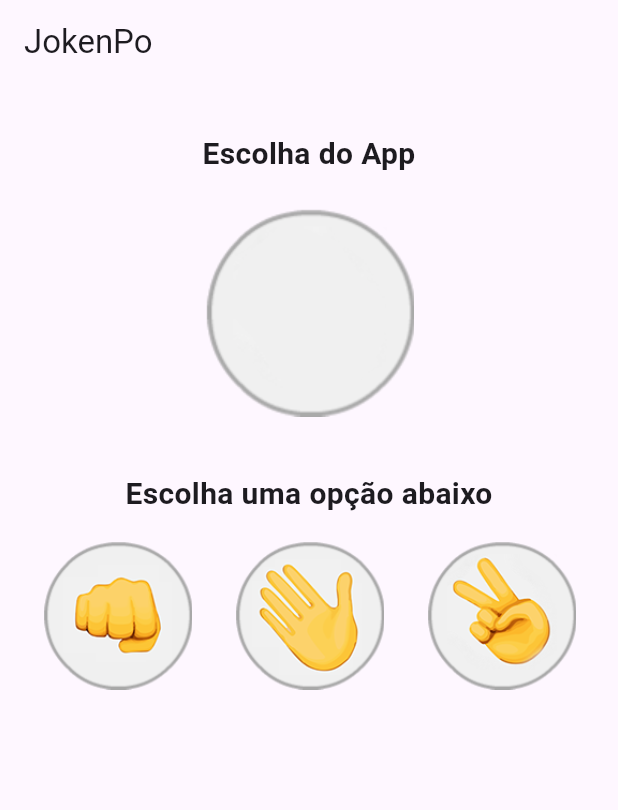
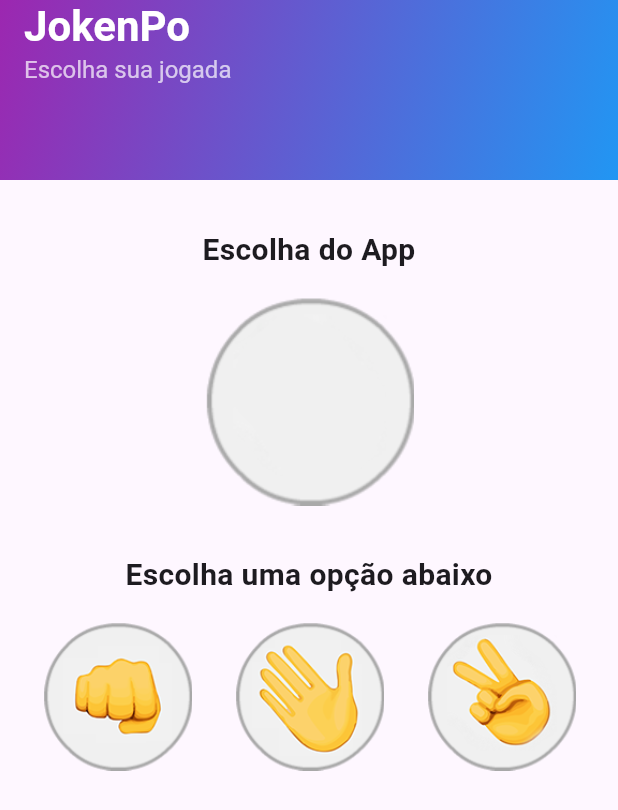
Before and after one commit to ChrisMiiranda/jokenpo, a Flutter app: the screen it shows after launch, on a phone screen of 412 x 824 dp. Shown: the top 810 px of the screen. Run offline on Flutter 3.47's test engine with Material 3 defaults, Android fonts, the phone set to English and light mode, and no system bars.

Commit message:
adicionada logica do jogo JokenPo e estilização de código

```diff
--- a/lib/Jogo.dart
+++ b/lib/Jogo.dart
@@ -1,3 +1,4 @@
+import 'dart:math';
 import 'package:flutter/material.dart';
 
 class Jogo extends StatefulWidget {
@@ -6,11 +7,73 @@ class Jogo extends StatefulWidget {
 }
 
 class _JogoState extends State<Jogo> {
+  var _imagemApp = AssetImage("images/padrao.png");
+  var _mensagem = "Escolha uma opção abaixo";
+
+  // Função que gera a jogada do app e valida a escolha do usuário
+  void _opcaoSelecionada(String escolhaUsuario) {
+    final opcoes = ["pedra", "papel", "tesoura"];
+    final escolhaApp = opcoes[Random().nextInt(3)];
+
+    final regras = {"pedra": "tesoura", "papel": "pedra", "tesoura": "papel"};
+
+    setState(() {
+      _imagemApp = AssetImage("images/$escolhaApp.png");
+      if (escolhaUsuario == escolhaApp) {
+        _mensagem = "Empatou! Ninguém Ganhou...";
+      } else if (regras[escolhaUsuario] == escolhaApp) {
+        _mensagem = "Você Ganhou!!";
+      } else {
+        _mensagem = "Você Perdeu!!";
+      }
+    });
+  }
+
+  // Constantes para as imagens
+  final List<String> opcoesImagens = [
+    'images/pedra.png',
+    'images/papel.png',
+    'images/tesoura.png'
+  ];
+
   @override
   Widget build(BuildContext context) {
     return Scaffold(
-      appBar: AppBar(
-        title: Text("JokenPo"),
+      appBar: PreferredSize(
+        preferredSize: Size.fromHeight(120),
+        child: AppBar(
+          backgroundColor: Colors.transparent,
+          flexibleSpace: Container(
+            decoration: BoxDecoration(
+              gradient: LinearGradient(
+                colors: [Colors.purple, Colors.blue],
+                begin: Alignment.topLeft,
+                end: Alignment.bottomRight,
+              ),
+            ),
+          ),
+          title: Column(
+            crossAxisAlignment: CrossAxisAlignment.start,
+            children: <Widget>[
+              Text(
+                "JokenPo",
+                style: TextStyle(
+                  fontSize: 28,
+                  fontWeight: FontWeight.bold,
+                  color: Colors.white,
+                ),
+              ),
+              Text(
+                "Escolha sua jogada",
+                style: TextStyle(
+                  fontSize: 16,
+                  color: Colors.white70,
+                ),
+              ),
+            ],
+          ),
+          centerTitle: false,
+        ),
       ),
       body: Column(
         crossAxisAlignment: CrossAxisAlignment.center,
@@ -23,32 +86,30 @@ class _JogoState extends State<Jogo> {
               style: TextStyle(fontSize: 20, fontWeight: FontWeight.bold),
             ),
           ),
-          _opcaoJokenPo("padrao", height: 150),
+          Image(image: _imagemApp),
           Padding(
             padding: const EdgeInsets.only(top: 32, bottom: 16),
             child: Text(
-              "Escolha uma opção abaixo",
+              _mensagem,
               textAlign: TextAlign.center,
               style: TextStyle(fontSize: 20, fontWeight: FontWeight.bold),
             ),
           ),
+          // Usando o Row para as opções
           Row(
             mainAxisAlignment: MainAxisAlignment.spaceEvenly,
-            children: [
-              _opcaoJokenPo("pedra"),
-              _opcaoJokenPo("papel"),
-              _opcaoJokenPo("tesoura"),
-            ],
-          )
+            children: opcoesImagens.map((imagem) {
+              return GestureDetector(
+                onTap: () => _opcaoSelecionada(imagem.split('/').last.split('.').first),
+                child: Image.asset(
+                  imagem,
+                  height: 100,
+                ),
+              );
+            }).toList(),
+          ),
         ],
       ),
     );
   }
-
-  Widget _opcaoJokenPo(String escolha, {double height = 100}) {
-    return Image.asset(
-      height: height,
-      'images/$escolha.png',
-    );
-  }
 }
```
